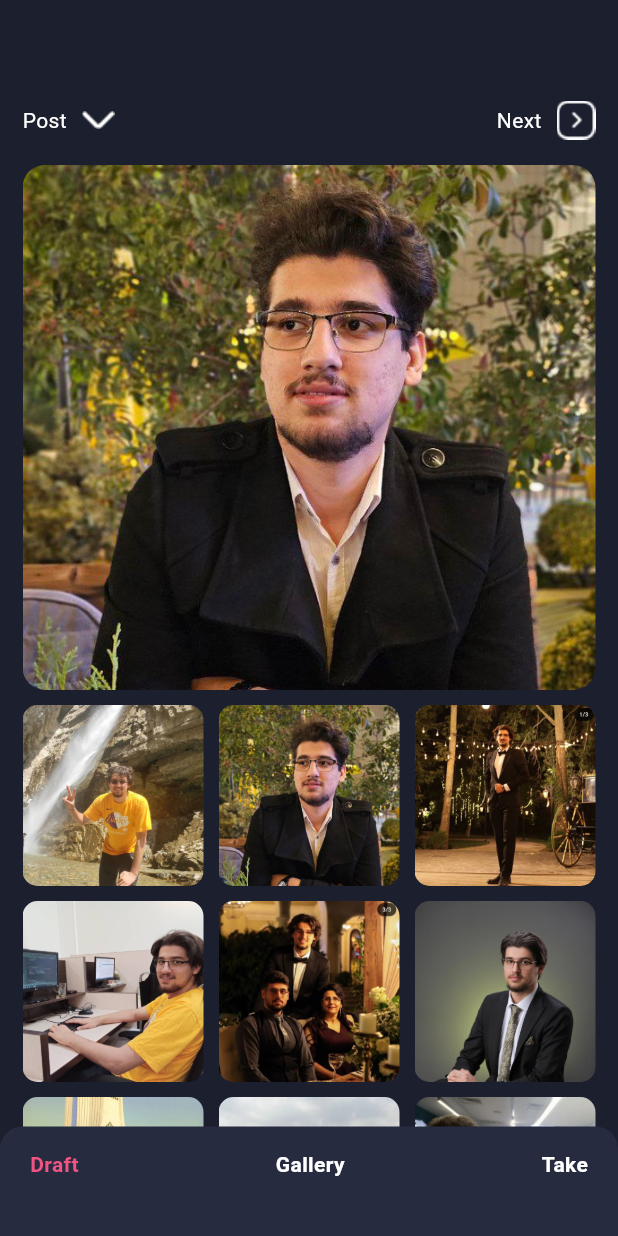
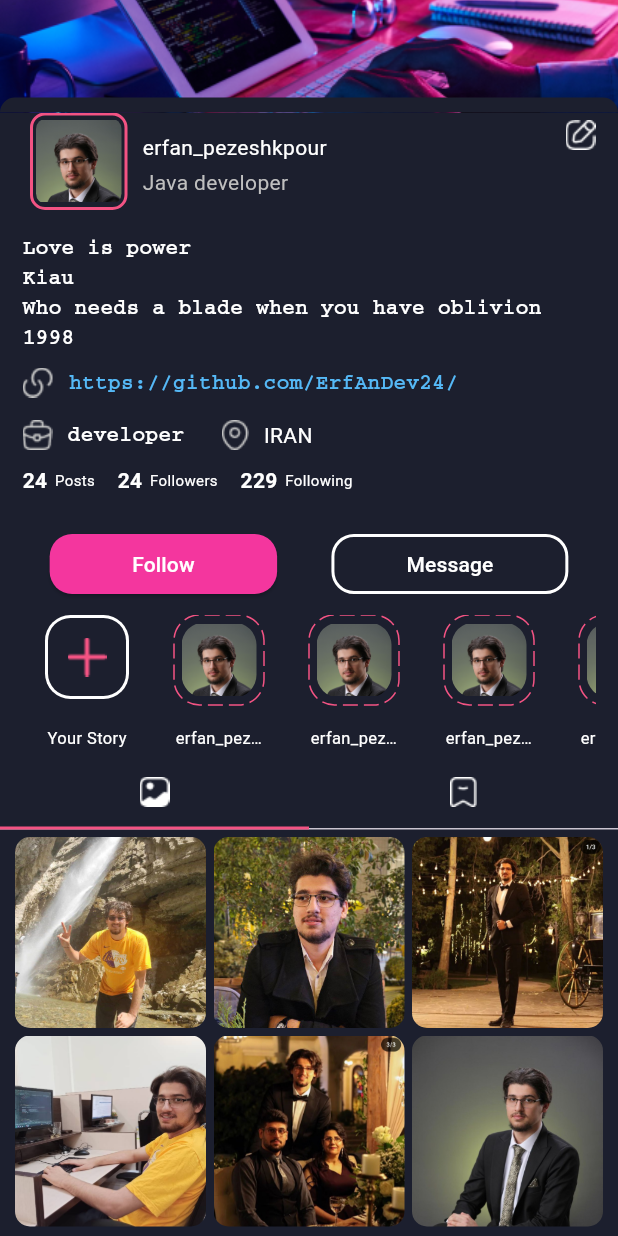
Before and after one commit to ErfAnDev24/instagram, a Flutter app: the screen it shows after launch, on a phone screen of 412 x 824 dp. Run offline on Flutter 3.47's test engine with Material 3 defaults, Android fonts, the phone set to English and light mode, and no system bars; drawn by our look-alikes of dotted_border; Roboto replaces fonts that are missing (winter).

Commit message:
userProfileScreen has been completed!

```diff
--- a/lib/main.dart
+++ b/lib/main.dart
@@ -1,5 +1,5 @@
 import 'package:flutter/material.dart';
-import 'package:instagram/screens/AddPostScreen.dart';
+import 'package:instagram/screens/userProfileScreen.dart';
 
 void main() {
   runApp(Application());
@@ -21,6 +21,7 @@ class Application extends StatelessWidget {
         ),
       ),
       debugShowCheckedModeBanner: false,
-        home: AddPostScreen());
+      home: UserProfileScreen(),
+    );
   }
 }
--- a/lib/screens/ActivityScreen.dart
+++ b/lib/screens/ActivityScreen.dart
@@ -12,7 +12,7 @@ class _ActivityScreenState extends State<ActivityScreen> {
   Widget build(BuildContext context) {
     return Scaffold(
       body: Center(
-        child: Text('ErfAn'),
+        child: Text('ActivytyScreen'),
       ),
     );
   }
--- /dev/null
+++ b/lib/screens/UserProfileScreen.dart
@@ -0,0 +1,468 @@
+import 'package:dotted_border/dotted_border.dart';
+import 'package:flutter/material.dart';
+
+class UserProfileScreen extends StatelessWidget {
+  const UserProfileScreen({super.key});
+
+  @override
+  Widget build(BuildContext context) {
+    return Scaffold(
+      backgroundColor: Color(0xff1C1F2E),
+      body: DefaultTabController(
+        length: 2,
+        child: NestedScrollView(
+          headerSliverBuilder: (context, innerBoxIsScrolled) {
+            return [
+              SliverAppBar(
+                backgroundColor: Color(0xff1C1F2E),
+                toolbarHeight: 10,
+                expandedHeight: 75,
+                floating: true,
+                pinned: true,
+                flexibleSpace: FlexibleSpaceBar(
+                  background: Image(
+                    image: AssetImage('images/backgroundImage.png'),
+                    fit: BoxFit.cover,
+                  ),
+                ),
+                bottom: PreferredSize(
+                  preferredSize: Size.fromHeight(10),
+                  child: Container(
+                    height: 10,
+                    decoration: BoxDecoration(
+                      color: Color(0xff1C1F2E),
+                      borderRadius: BorderRadius.only(
+                        topLeft: Radius.circular(10),
+                        topRight: Radius.circular(10),
+                      ),
+                    ),
+                  ),
+                ),
+              ),
+              SliverToBoxAdapter(
+                child: getHeaderDetails(),
+              ),
+              SliverPersistentHeader(
+                  pinned: true,
+                  delegate: MyTabBar(TabBar(
+                    indicatorColor: Color(0xffF35383),
+                    indicatorSize: TabBarIndicatorSize.tab,
+                    tabs: [
+                      Tab(
+                        child: Container(
+                          child: Image(
+                            image: AssetImage('images/posts.png'),
+                          ),
+                        ),
+                      ),
+                      Tab(
+                        child: Container(
+                          child: Image(
+                            image: AssetImage('images/saved.png'),
+                          ),
+                        ),
+                      ),
+                    ],
+                  ))),
+            ];
+          },
+          body: TabBarView(
+            children: [
+              getPostList(),
+              getPostList(),
+            ],
+          ),
+        ),
+      ),
+    );
+  }
+
+  Widget getHeaderDetails() {
+    return Padding(
+      padding: EdgeInsets.symmetric(horizontal: 15),
+      child: Container(
+        child: Column(
+          children: [
+            Row(
+              crossAxisAlignment: CrossAxisAlignment.start,
+              children: [
+                Padding(
+                  padding: EdgeInsets.only(left: 5),
+                  child: Container(
+                    width: 65,
+                    height: 65,
+                    decoration: BoxDecoration(
+                      borderRadius: BorderRadius.circular(10),
+                      border: Border.all(
+                        width: 2,
+                        color: Color(0xffF35383),
+                      ),
+                    ),
+                    child: Padding(
+                      padding: EdgeInsets.all(2),
+                      child: ClipRRect(
+                        borderRadius: BorderRadius.circular(7),
+                        child: Image(
+                          image: AssetImage('images/profile.png'),
+                        ),
+                      ),
+                    ),
+                  ),
+                ),
+                Padding(
+                  padding: EdgeInsets.symmetric(horizontal: 10),
+                  child: Container(
+                    height: 70,
+                    child: Column(
+                      crossAxisAlignment: CrossAxisAlignment.start,
+                      mainAxisAlignment: MainAxisAlignment.center,
+                      children: [
+                        Text(
+                          'erfan_pezeshkpour',
+                          style: TextStyle(color: Colors.white),
+                        ),
+                        SizedBox(
+                          height: 3,
+                        ),
+                        Text(
+                          'Java developer',
+                          style: TextStyle(
+                              color: Color.fromARGB(255, 191, 191, 191),
+                              fontFamily: 'winter'),
+                        ),
+                      ],
+                    ),
+                  ),
+                ),
+                Spacer(),
+                Padding(
+                  padding: EdgeInsets.only(top: 5),
+                  child: Container(
+                    width: 20,
+                    height: 20,
+                    child: Image(
+                      image: AssetImage('images/editBtn.png'),
+                    ),
+                  ),
+                ),
+              ],
+            ),
+            SizedBox(
+              height: 10,
+            ),
+            Container(
+              width: double.infinity,
+              child: Column(
+                  crossAxisAlignment: CrossAxisAlignment.start,
+                  children: [
+                    Text(
+                      'Love is power',
+                      style:
+                          TextStyle(color: Colors.white, fontFamily: 'insta'),
+                    ),
+                    Text(
+                      'Kiau',
+                      style:
+                          TextStyle(color: Colors.white, fontFamily: 'insta'),
+                    ),
+                    Text(
+                      'Who needs a blade when you have oblivion',
+                      style:
+                          TextStyle(color: Colors.white, fontFamily: 'insta'),
+                    ),
+                    Text(
+                      '1998',
+                      style:
+                          TextStyle(color: Colors.white, fontFamily: 'insta'),
+                    ),
+                    SizedBox(
+                      height: 10,
+                    ),
+                    Container(
+                      child: Row(
+                        children: [
+                          Image(
+                            image: AssetImage('images/link.png'),
+                          ),
+                          SizedBox(
+                            width: 10,
+                          ),
+                          Text(
+                            'https://github.com/ErfAnDev24/',
+                            style: TextStyle(
+                                color: Color(0xff55B9F7), fontFamily: 'insta'),
+                          ),
+                        ],
+                      ),
+                    ),
+                    SizedBox(
+                      height: 15,
+                    ),
+                    Row(
+                      children: [
+                        Image(
+                          image: AssetImage('images/jobTitle.png'),
+                        ),
+                        SizedBox(
+                          width: 10,
+                        ),
+                        Text(
+                          'developer',
+                          style: TextStyle(
+                              color: Colors.white, fontFamily: 'insta'),
+                        ),
+                        SizedBox(
+                          width: 25,
+                        ),
+                        Image(
+                          image: AssetImage('images/location.png'),
+                        ),
+                        SizedBox(
+                          width: 10,
+                        ),
+                        Text(
+                          'IRAN',
+                          style: TextStyle(color: Colors.white),
+                        ),
+                      ],
+                    ),
+                    Padding(
+                      padding: EdgeInsets.symmetric(vertical: 10),
+                      child: Row(
+                        children: [
+                          Text(
+                            '24',
+                            style: TextStyle(
+                                color: Colors.white,
+                                fontWeight: FontWeight.bold),
+                          ),
+                          SizedBox(
+                            width: 5,
+                          ),
+                          Text(
+                            'Posts',
+                            style: TextStyle(color: Colors.white, fontSize: 10),
+                          ),
+                          SizedBox(
+                            width: 15,
+                          ),
+                          Text(
+                            '24',
+                            style: TextStyle(
+                                color: Colors.white,
+                                fontWeight: FontWeight.bold),
+                          ),
+                          SizedBox(
+                            width: 5,
+                          ),
+                          Text(
+                            'Followers',
+                            style: TextStyle(color: Colors.white, fontSize: 10),
+                          ),
+                          SizedBox(
+                            width: 15,
+                          ),
+                          Text(
+                            '229',
+                            style: TextStyle(
+                                color: Colors.white,
+                                fontWeight: FontWeight.bold),
+                          ),
+                          SizedBox(
+                            width: 5,
+                          ),
+                          Text(
+                            'Following',
+                            style: TextStyle(color: Colors.white, fontSize: 10),
+                          ),
+                        ],
+                      ),
+                    ),
+                  ]),
+            ),
+            SizedBox(
+              height: 12,
+            ),
+            Row(
+              mainAxisAlignment: MainAxisAlignment.spaceAround,
+              children: [
+                ElevatedButton(
+                  onPressed: () {},
+                  child: Text('Follow'),
+                  style: ElevatedButton.styleFrom(
+                    padding: EdgeInsets.symmetric(horizontal: 55),
+                    shape: RoundedRectangleBorder(
+                      borderRadius: BorderRadius.circular(15),
+                    ),
+                  ),
+                ),
+                OutlinedButton(
+                  onPressed: () {},
+                  child: Text('Message'),
+                  style: OutlinedButton.styleFrom(
+                    padding: EdgeInsets.symmetric(horizontal: 50),
+                    side: BorderSide(color: Colors.white, width: 2),
+                    foregroundColor: Colors.white,
+                    shape: RoundedRectangleBorder(
+                      borderRadius: BorderRadius.circular(15),
+                    ),
+                  ),
+                ),
+              ],
+            ),
+            SizedBox(
+              height: 10,
+            ),
+            getStorySection(),
+            SizedBox(
+              height: 5,
+            ),
+          ],
+        ),
+      ),
+    );
+  }
+
+  Widget getStorySection() {
+    return SizedBox(
+      height: 90,
+      child: ListView.builder(
+        scrollDirection: Axis.horizontal,
+        itemCount: 9,
+        itemBuilder: (context, index) {
+          return index == 0 ? getAddNewStoryWidget() : getStroyWidget();
+        },
+      ),
+    );
+  }
+
+  Widget getStroyWidget() {
+    return Padding(
+      padding: EdgeInsets.symmetric(horizontal: 15),
+      child: Column(
+        mainAxisAlignment: MainAxisAlignment.spaceBetween,
+        children: [
+          DottedBorder(
+            borderType: BorderType.RRect,
+            radius: Radius.circular(17),
+            color: Color(0xffF35383),
+            dashPattern: [10, 4],
+            child: Padding(
+              padding: EdgeInsets.all(3),
+              child: Container(
+                width: 50,
+                height: 50,
+                decoration: BoxDecoration(
+                  borderRadius: BorderRadius.circular(15),
+                  image: DecorationImage(
+                    image: AssetImage('images/profile.png'),
+                  ),
+                ),
+              ),
+            ),
+          ),
+          SizedBox(
+            width: 58,
+            child: Text(
+              'erfan_pezeshkpour',
+              style: TextStyle(
+                color: Colors.white,
+                fontSize: 11,
+              ),
+              overflow: TextOverflow.ellipsis,
+            ),
+          ),
+        ],
+      ),
+    );
+  }
+
+  Widget getAddNewStoryWidget() {
+    return Padding(
+      padding: EdgeInsets.symmetric(horizontal: 15),
+      child: Column(
+        mainAxisAlignment: MainAxisAlignment.spaceBetween,
+        children: [
+          Container(
+            width: 56,
+            height: 56,
+            decoration: BoxDecoration(
+              color: Colors.white,
+              borderRadius: BorderRadius.circular(17),
+            ),
+            child: Padding(
+              padding: EdgeInsets.all(2),
+              child: Container(
+                width: 60,
+                height: 60,
+                decoration: BoxDecoration(
+                  borderRadius: BorderRadius.circular(15),
+                  color: Color(0xff1C1F2E),
+                  image: DecorationImage(
+                    image: AssetImage('images/add.png'),
+                  ),
+                ),
+              ),
+            ),
+          ),
+          Text(
+            'Your Story',
+            style: TextStyle(color: Colors.white, fontSize: 11),
+          ),
+        ],
+      ),
+    );
+  }
+
+  Widget getPostList() {
+    return Padding(
+      padding: EdgeInsets.symmetric(horizontal: 10, vertical: 5),
+      child: CustomScrollView(
+        slivers: [
+          SliverGrid(
+            delegate: SliverChildBuilderDelegate((context, index) {
+              return Container(
+                decoration: BoxDecoration(
+                  borderRadius: BorderRadius.circular(10),
+                ),
+                child: ClipRRect(
+                  borderRadius: BorderRadius.circular(10),
+                  child: Image(
+                    image: AssetImage('images/myProfile_${index + 1}.png'),
+                    fit: BoxFit.cover,
+                  ),
+                ),
+              );
+            }, childCount: 9),
+            gridDelegate: SliverGridDelegateWithFixedCrossAxisCount(
+                crossAxisCount: 3, crossAxisSpacing: 5, mainAxisSpacing: 5),
+          ),
+        ],
+      ),
+    );
+  }
+}
+
+class MyTabBar extends SliverPersistentHeaderDelegate {
+  final TabBar passedTabBar;
+  MyTabBar(this.passedTabBar);
+
+  @override
+  Widget build(Object context, double shrinkOffset, bool overlapsContent) {
+    return Container(
+      color: Color(0xff1C1F2E),
+      child: passedTabBar,
+    );
+  }
+
+  @override
+  double get maxExtent => passedTabBar.preferredSize.height;
+
+  @override
+  double get minExtent => passedTabBar.preferredSize.height;
+
+  @override
+  bool shouldRebuild(covariant SliverPersistentHeaderDelegate oldDelegate) {
+    return false;
+  }
+}
--- a/pubspec.yaml
+++ b/pubspec.yaml
@@ -79,6 +79,11 @@ flutter:
     - family: winter
       fonts:
         - asset: fonts/Winter-Storm.ttf
+
+    - family: insta
+      fonts:
+        - asset: fonts/instagram.ttf
+
   #       - asset: fonts/Schyler-Italic.ttf
   #         style: italic
   #   - family: Trajan Pro
```
Also changed, not shown: fonts/instagram.ttf (added), images/backgroundImage.png (added), images/editBtn.png (added), images/jobTitle.png (added), images/link.png (added), images/location.png (added), images/posts.png (added), images/saved.png (added). Lines whose indentation alone changed are shown as unchanged.
